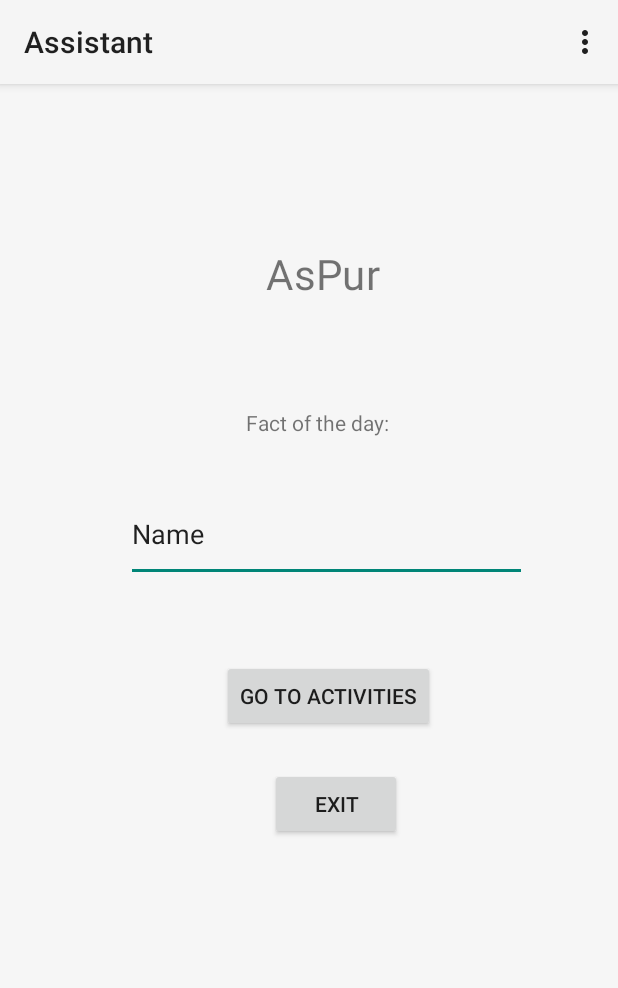
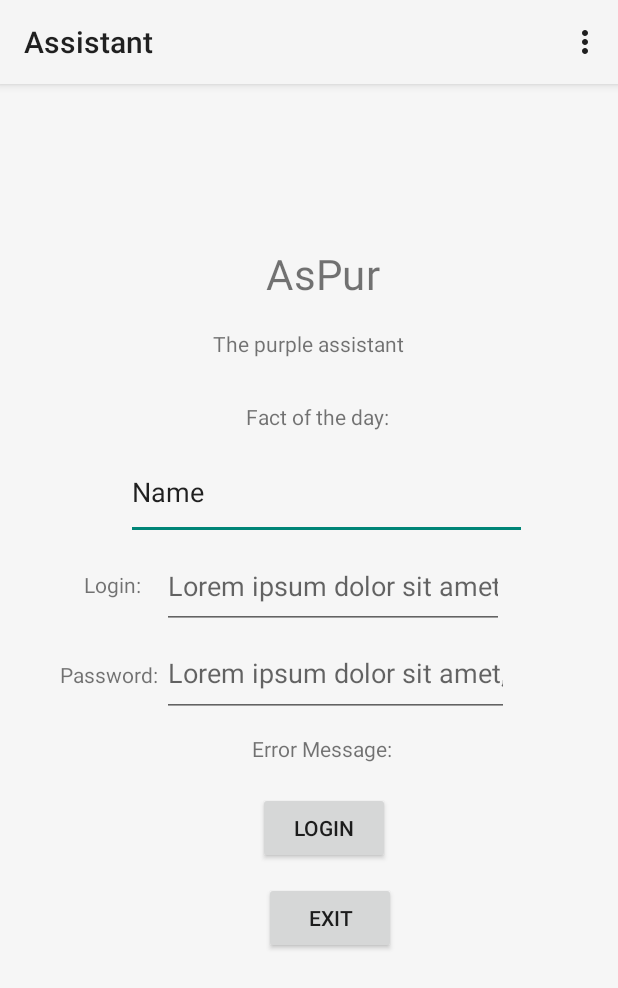
Before and after one commit to MaksymTsyhypalo/MobileSystems, an Android app: the screen it shows after launch (MainActivity), on a phone screen of 412 x 824 dp. Shown: the top 988 px of the screen. Run offline under Robolectric (Android 15) with nearby library versions, the phone set to English and light mode, and no system bars; our stand-ins replace navigation-ui; 5 statements that could not run were skipped.

Commit message:
Login page changes

```diff
--- a/Assistant/app/src/main/res/layout/content_main.xml
+++ b/Assistant/app/src/main/res/layout/content_main.xml
@@ -12,9 +12,9 @@
         android:id="@+id/startbutton"
         android:layout_width="wrap_content"
         android:layout_height="wrap_content"
-        android:layout_marginStart="148dp"
-        android:layout_marginTop="440dp"
-        android:text="Go To Activities"
+        android:layout_marginStart="172dp"
+        android:layout_marginTop="528dp"
+        android:text="Login"
         app:layout_constraintStart_toStartOf="parent"
         app:layout_constraintTop_toTopOf="parent" />
 
@@ -22,8 +22,8 @@
         android:id="@+id/exitbutton"
         android:layout_width="wrap_content"
         android:layout_height="wrap_content"
-        android:layout_marginTop="512dp"
-        android:layout_marginEnd="144dp"
+        android:layout_marginTop="588dp"
+        android:layout_marginEnd="148dp"
         android:text="Exit"
         app:layout_constraintEnd_toEndOf="parent"
         app:layout_constraintTop_toTopOf="parent" />
@@ -45,7 +45,7 @@
         android:layout_width="wrap_content"
         android:layout_height="wrap_content"
         android:layout_marginStart="164dp"
-        android:layout_marginTop="272dp"
+        android:layout_marginTop="268dp"
         android:text="Fact of the day:"
         app:layout_constraintStart_toStartOf="parent"
         app:layout_constraintTop_toTopOf="parent" />
@@ -55,7 +55,7 @@
         android:layout_width="267dp"
         android:layout_height="64dp"
         android:layout_marginStart="84dp"
-        android:layout_marginTop="324dp"
+        android:layout_marginTop="296dp"
         android:ems="10"
         android:inputType="text"
         android:text="Name"
@@ -66,8 +66,64 @@
         android:id="@+id/textView5"
         android:layout_width="wrap_content"
         android:layout_height="wrap_content"
+        android:layout_marginStart="142dp"
+        android:layout_marginTop="219dp"
         android:text="The purple assistant"
-        tools:layout_editor_absoluteX="142dp"
-        tools:layout_editor_absoluteY="219dp" />
+        app:layout_constraintStart_toStartOf="parent"
+        app:layout_constraintTop_toTopOf="parent" />
+
+    <EditText
+        android:id="@+id/editTextTextPassword"
+        android:layout_width="231dp"
+        android:layout_height="50dp"
+        android:layout_marginStart="108dp"
+        android:layout_marginTop="428dp"
+        android:ems="10"
+        android:hint="@string/lorem_ipsum"
+        android:inputType="textPassword"
+        app:layout_constraintStart_toStartOf="parent"
+        app:layout_constraintTop_toTopOf="parent" />
+
+    <EditText
+        android:id="@+id/editTextTextEmailAddress"
+        android:layout_width="228dp"
+        android:layout_height="49dp"
+        android:layout_marginStart="108dp"
+        android:layout_marginTop="370dp"
+        android:ems="10"
+        android:hint="@string/lorem_ipsum"
+        android:inputType="textEmailAddress"
+        app:layout_constraintStart_toStartOf="parent"
+        app:layout_constraintTop_toTopOf="parent" />
+
+    <TextView
+        android:id="@+id/textView3"
+        android:layout_width="39dp"
+        android:layout_height="25dp"
+        android:layout_marginStart="56dp"
+        android:layout_marginTop="380dp"
+        android:text="Login:"
+        app:layout_constraintStart_toStartOf="parent"
+        app:layout_constraintTop_toTopOf="parent" />
+
+    <TextView
+        android:id="@+id/textView6"
+        android:layout_width="wrap_content"
+        android:layout_height="wrap_content"
+        android:layout_marginStart="40dp"
+        android:layout_marginTop="440dp"
+        android:text="Password:"
+        app:layout_constraintStart_toStartOf="parent"
+        app:layout_constraintTop_toTopOf="parent" />
+
+    <TextView
+        android:id="@+id/textView7"
+        android:layout_width="wrap_content"
+        android:layout_height="wrap_content"
+        android:layout_marginStart="168dp"
+        android:layout_marginTop="489dp"
+        android:text="Error Message:"
+        app:layout_constraintStart_toStartOf="parent"
+        app:layout_constraintTop_toTopOf="parent" />
 
 </androidx.constraintlayout.widget.ConstraintLayout>
--- a/Assistant/app/src/main/res/layout/fragment_first.xml
+++ b/Assistant/app/src/main/res/layout/fragment_first.xml
@@ -16,7 +16,7 @@
             android:layout_width="wrap_content"
             android:layout_height="wrap_content"
             android:layout_marginTop="480dp"
-            android:text="@string/next"
+            android:text="See the day"
             app:layout_constraintEnd_toEndOf="parent"
             app:layout_constraintHorizontal_bias="0.542"
             app:layout_constraintStart_toStartOf="parent"
```
